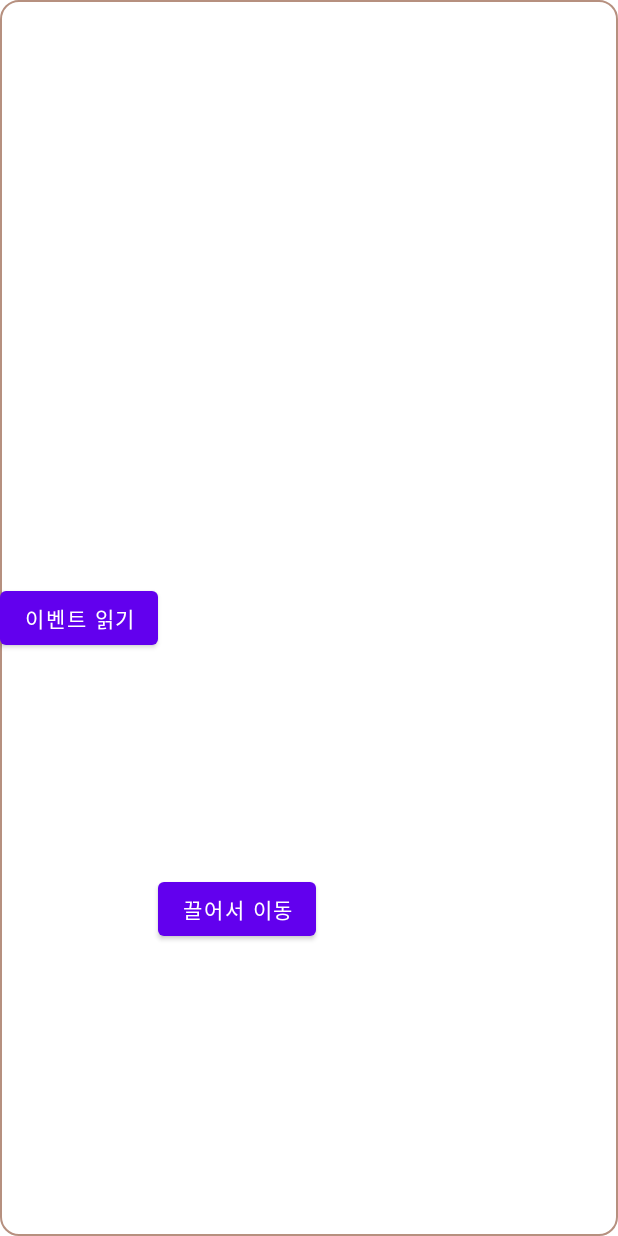
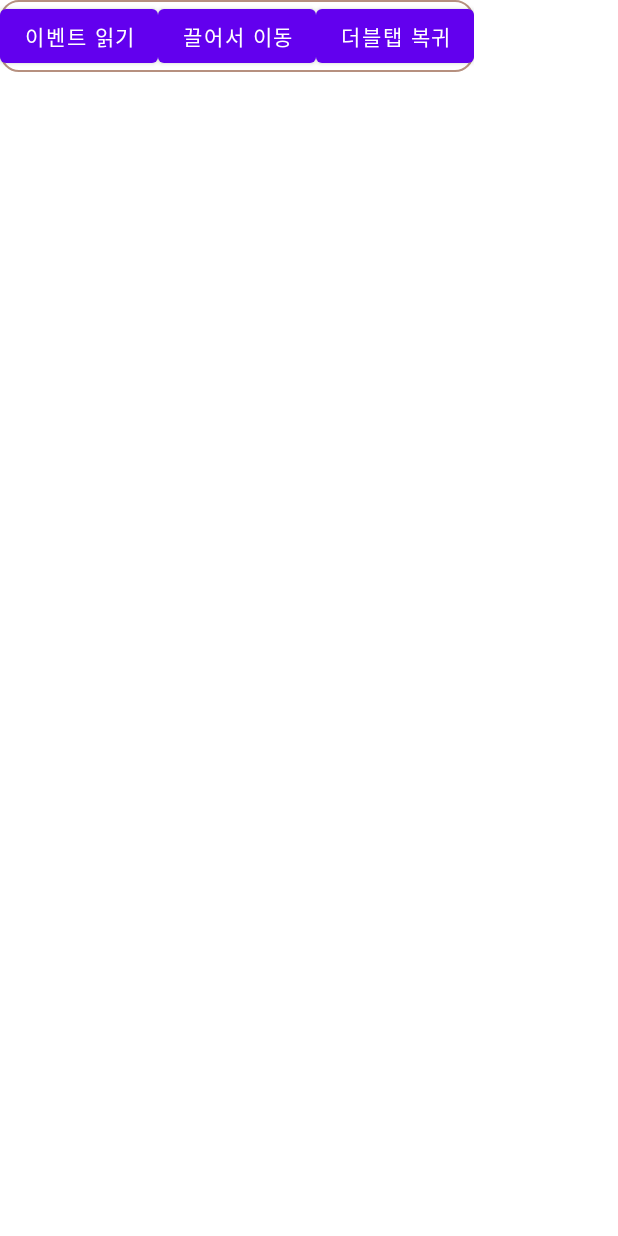
Before and after one commit to woooseokjang/UMA-STAT, an Android app: the layout service_malddal.xml on its own in the app's theme, with its tools: preview values and no code run, on a phone screen of 412 x 824 dp. Run offline under Robolectric (Android 15) with nearby library versions, the phone set to English and light mode, and no system bars.

Commit message:
now can stop service from notify

```diff
--- a/app/build.gradle
+++ b/app/build.gradle
@@ -10,8 +10,8 @@ android {
         applicationId "me.synology.mmyu.umastat"
         minSdkVersion 26
         targetSdkVersion 30
-        versionCode 1
-        versionName "1.0"
+        versionCode 3
+        versionName "1.1.2"
 
         testInstrumentationRunner "androidx.test.runner.AndroidJUnitRunner"
     }
--- a/app/src/main/java/me/synology/mmyu/umastat/MainActivity.java
+++ b/app/src/main/java/me/synology/mmyu/umastat/MainActivity.java
@@ -88,7 +88,8 @@ public class MainActivity extends AppCompatActivity {
                     intent = new Intent(this, MalddalService.class)
                             .putExtra(MalddalService.EXTRA_RESULT_CODE, resultCode)
                             .putExtra(MalddalService.EXTRA_RESULT_INTENT, data)
-                            .putExtra(MalddalService.EXTRA_IN_KOREAN, inKorean);
+                            .putExtra(MalddalService.EXTRA_IN_KOREAN, inKorean)
+                            .putExtra(MalddalService.EXTRA_PARENT_INTENT, getIntent());
                     startService(intent);
                 }
         }
--- a/app/src/main/res/layout/service_malddal.xml
+++ b/app/src/main/res/layout/service_malddal.xml
@@ -2,8 +2,8 @@
 <androidx.constraintlayout.widget.ConstraintLayout xmlns:android="http://schemas.android.com/apk/res/android"
     xmlns:app="http://schemas.android.com/apk/res-auto"
     xmlns:tools="http://schemas.android.com/tools"
-    android:layout_width="match_parent"
-    android:layout_height="match_parent"
+    android:layout_width="wrap_content"
+    android:layout_height="wrap_content"
     android:background="@drawable/rounded_background">
 
     <TextView
@@ -146,6 +146,16 @@
         android:text="끌어서 이동"
         app:layout_constraintTop_toBottomOf="@id/spec5"
         app:layout_constraintLeft_toRightOf="@id/search_button"
+        app:layout_constraintRight_toLeftOf="@+id/return_button"
+        app:layout_constraintBottom_toBottomOf="parent"/>
+
+    <Button
+        android:id="@+id/return_button"
+        android:layout_width="wrap_content"
+        android:layout_height="wrap_content"
+        android:text="더블탭 복귀"
+        app:layout_constraintTop_toBottomOf="@id/spec5"
+        app:layout_constraintLeft_toRightOf="@id/move_button"
         app:layout_constraintBottom_toBottomOf="parent"/>
 
 
--- a/app/src/main/res/values/strings.xml
+++ b/app/src/main/res/values/strings.xml
@@ -1,3 +1,5 @@
 <resources>
     <string name="app_name">UMAPYOI master</string>
+    <string name="notify_shutdown">서비스 정지</string>
+    <string name="service_running">서비스가 실행중입니다.</string>
 </resources>
```
Also changed, not shown: app/src/main/java/me/synology/mmyu/umastat/MalddalService.java (+50 -9 lines), app/src/main/res/drawable-v24/ic_eject_white_24dp.xml (added, +9 -0 lines), 1 other file.
